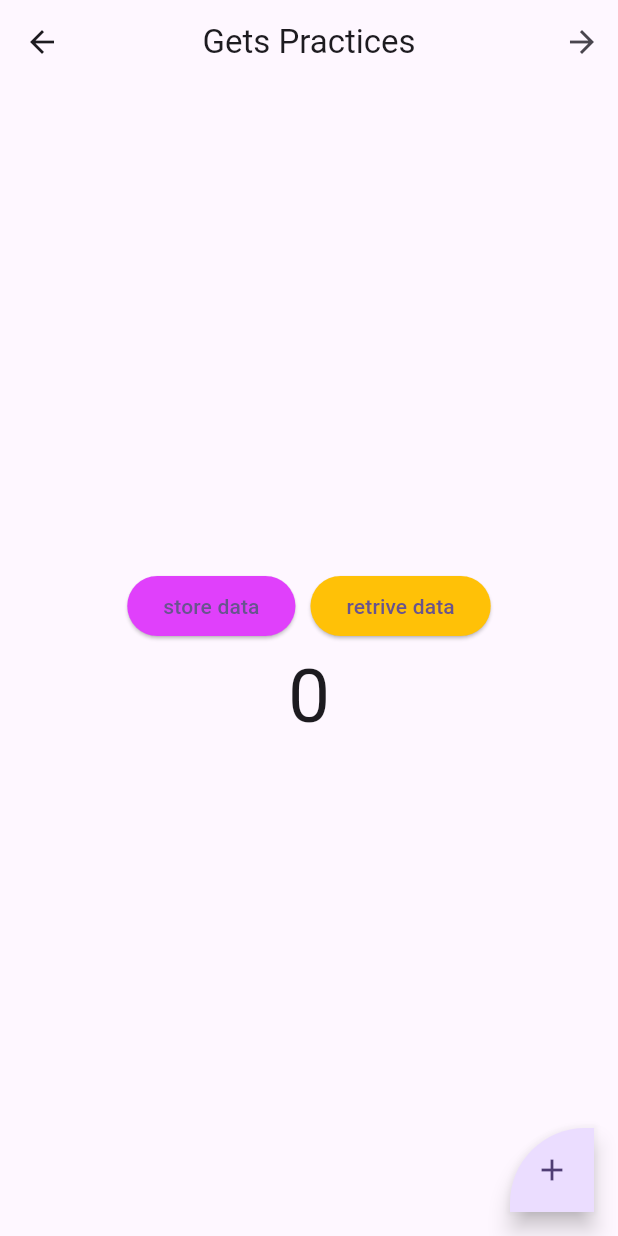
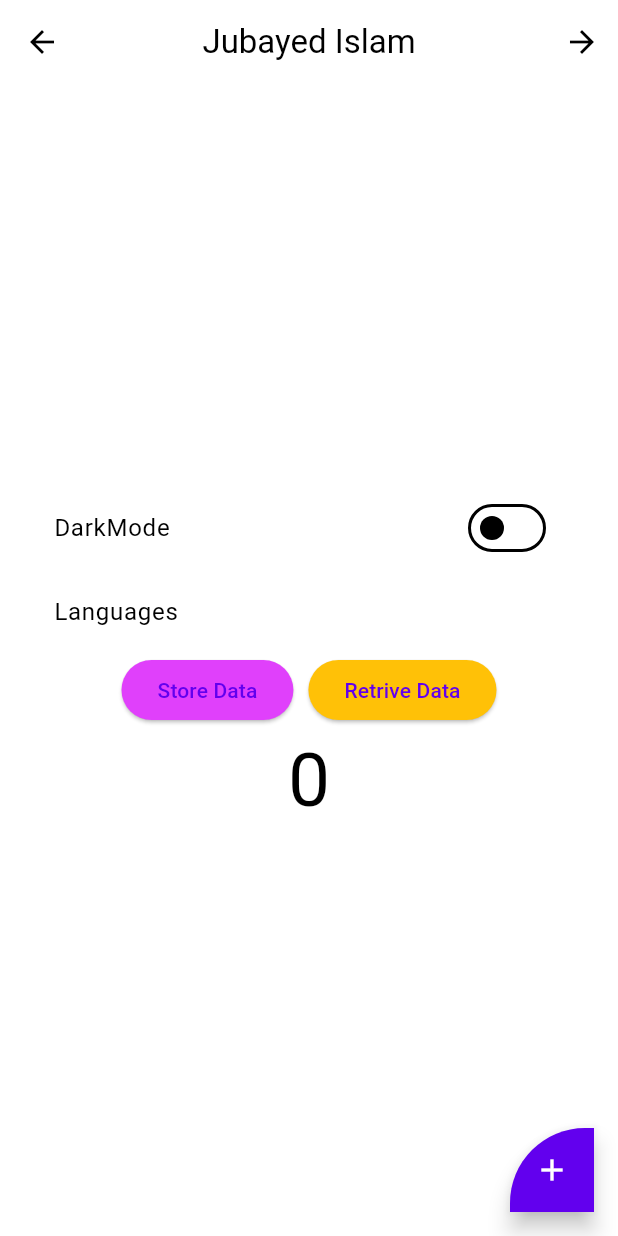
Before and after one commit to jubayed004/getx, a Flutter app: the screen it shows after launch, on a phone screen of 412 x 824 dp. Run offline on Flutter 3.47's test engine with Material 3 defaults, Android fonts, the phone set to English and light mode, and no system bars; our stand-ins replace get, get_storage.

Commit message:
theme and Locale completed

```diff
--- /dev/null
+++ b/lib/Screen/app_languages.dart
@@ -0,0 +1,13 @@
+import 'package:get/get.dart';
+import 'package:getx/languages/ban.dart';
+import 'package:getx/languages/eng.dart';
+
+class AppLanguages extends Translations{
+  @override
+
+  Map<String, Map<String, String>> get keys => {
+    'en_US' : eng,
+    'bn_BD':ban,
+  };
+
+}
--- a/lib/Screen/home_screen.dart
+++ b/lib/Screen/home_screen.dart
@@ -2,20 +2,38 @@ import 'package:flutter/material.dart';
 import 'package:get/get.dart';
 import 'package:get_storage/get_storage.dart';
 import 'package:getx/Screen/routes.dart';
+import 'package:getx/theme/app_theme.dart';
 
 import 'counter.dart';
 
 class HomeScreen extends StatelessWidget {
   HomeScreen({super.key});
-
+  Future changeLanguages(context)async{
+     return showDialog(context: context, builder: (context)=>AlertDialog(
+       title: Text("Select your languages".tr),
+       content: SizedBox(
+         height: 200,
+         child: Column(
+           children: [
+             TextButton(onPressed: ()=>Get.updateLocale(Locale('bn','BD')), child: Text('Bangla'.tr)),
+             SizedBox(
+               width: 10,
+             ),
+             TextButton(onPressed: ()=>Get.updateLocale(Locale('en','US')), child: Text('English'.tr))
+           ],
+         ),
+       ),
+     ));
+  }
+  RxBool darkMode = false.obs;
   final Counter counter = Get.find<Counter>();
-  String name='Jubayed-islam';
+  String name = 'Jubayed-islam';
   final box = GetStorage();
   @override
   Widget build(BuildContext context) {
     return Scaffold(
       appBar: AppBar(
-        title: Text("Gets Practices"),
+        title: Text("appName".tr),
         centerTitle: true,
         actions: [
           IconButton(
@@ -26,27 +44,47 @@ class HomeScreen extends StatelessWidget {
         ],
       ),
       body: Center(
+        child: Padding(
+          padding: const EdgeInsets.all(20.0),
           child: Column(
             mainAxisAlignment: MainAxisAlignment.center,
             crossAxisAlignment: CrossAxisAlignment.center,
             children: [
+              ListTile(
+                title: Text('darkMode'.tr),
+                trailing: Obx(()=>Switch(
+                    value: darkMode.value,
+                    onChanged: (bool value) {
+                      darkMode.value = value;
+                      Get.changeTheme(darkMode.value == false
+                          ? AppTheme().lightTheme(context)
+                          : AppTheme().darkTheme(context));
+                    })),
+              ),
+              ListTile(
+                title: Text('languages'.tr),
+                onTap: ()=>changeLanguages(context),
+              ),
               Row(
                 mainAxisAlignment: MainAxisAlignment.center,
                 children: [
                   ElevatedButton(
-                  style: ElevatedButton.styleFrom(backgroundColor: Colors.purpleAccent),
+                      style: ElevatedButton.styleFrom(
+                          backgroundColor: Colors.purpleAccent),
                       onPressed: () {
-                    box.write('name',name);
-                    }, child: Text("store data")),
+                        box.write('name', name);
+                      },
+                      child: Text("store data".tr)),
                   SizedBox(
                     width: 10,
                   ),
                   ElevatedButton(
-                    style: ElevatedButton.styleFrom(backgroundColor: Colors.amber),
+                      style:
+                          ElevatedButton.styleFrom(backgroundColor: Colors.amber),
                       onPressed: () {
-                     print( box.read("name"));
-
-                    }, child: Text("retrive data")),
+                        print(box.read("name"));
+                      },
+                      child: Text("retrive data".tr)),
                 ],
               ),
               Obx(() => Text(
@@ -56,11 +94,12 @@ class HomeScreen extends StatelessWidget {
             ],
           ),
         ),
+      ),
       floatingActionButton: FloatingActionButton(
         shape: RoundedRectangleBorder(
             borderRadius: BorderRadius.only(topLeft: Radius.circular(50))),
         onPressed: () => Get.defaultDialog(
-            title: "jUBAYED LEARNING APP DEVELOPMENT", middleText: ''),
+            title: "jUBAYED LEARNING APP DEVELOPMENT".tr, middleText: ''),
         child: Icon(Icons.add),
       ),
     );
--- /dev/null
+++ b/lib/languages/ban.dart
@@ -0,0 +1,9 @@
+Map<String, String>ban ={
+  'appName': 'জোবায়েদ ইসলাম',
+  'darkMode': 'ডার্ক মোড',
+  'languages' : 'ভাষা',
+  'store data' : 'তথ্য সংরক্ষণ করুন',
+  'retrive data' : 'তথ্য পুনরুদ্ধার',
+  'jUBAYED LEARNING APP DEVELOPMENT' : 'জোবায়েদ লার্নিং অ্যাপ ডেভেলপমেন্ট'
+
+};
--- /dev/null
+++ b/lib/languages/eng.dart
@@ -0,0 +1,8 @@
+Map<String, String> eng ={
+  'appName': 'Jubayed Islam',
+  'darkMode': 'DarkMode',
+  'languages' : 'Languages',
+  'store data' : 'Store Data',
+  'retrive data' : 'Retrive Data',
+  'jUBAYED LEARNING APP DEVELOPMENT':"jUBAYED LEARNING APP DEVELOPMENT"
+};
--- a/lib/main.dart
+++ b/lib/main.dart
@@ -1,9 +1,11 @@
 import 'package:flutter/material.dart';
 import 'package:get/get.dart';
 import 'package:get_storage/get_storage.dart';
+import 'package:getx/Screen/app_languages.dart';
 import 'package:getx/Screen/counter.dart';
 import 'package:getx/Screen/home_screen.dart';
 import 'package:getx/Screen/routes.dart';
+import 'package:getx/theme/app_theme.dart';
 
 void main() async{
   WidgetsFlutterBinding.ensureInitialized();
@@ -18,11 +20,14 @@ MyApp({super.key});
   @override
   Widget build(BuildContext context) {
     return GetMaterialApp(
+      debugShowCheckedModeBanner: false,
       title: 'Flutter Demo',
-      theme: ThemeData(
-        colorScheme: ColorScheme.fromSeed(seedColor: Colors.deepPurple),
-        useMaterial3: true,
-      ),
+      translations: AppLanguages(),
+      locale: Locale('en','US'),
+      fallbackLocale: Locale('en','US'),
+      theme: AppTheme().lightTheme(context),
+      darkTheme: AppTheme().darkTheme(context),
+      themeMode: ThemeMode.system,
       initialRoute: splash,
       getPages: getPage,
       home:  HomeScreen(),
--- /dev/null
+++ b/lib/theme/app_theme.dart
@@ -0,0 +1,19 @@
+import 'package:flutter/material.dart';
+
+class AppTheme{
+
+  ///===========LightTheme=========///
+  ThemeData lightTheme(context)=>ThemeData(
+      brightness: Brightness.light,
+    colorScheme: ColorScheme.light(),
+    primarySwatch: Colors.blue
+  );
+
+///===========DarkTheme=========///
+
+  ThemeData darkTheme (context)=> ThemeData(
+   colorScheme: ColorScheme.dark(),
+   primarySwatch: Colors.amber
+  );
+
+}
```
Lines whose indentation alone changed are shown as unchanged.
